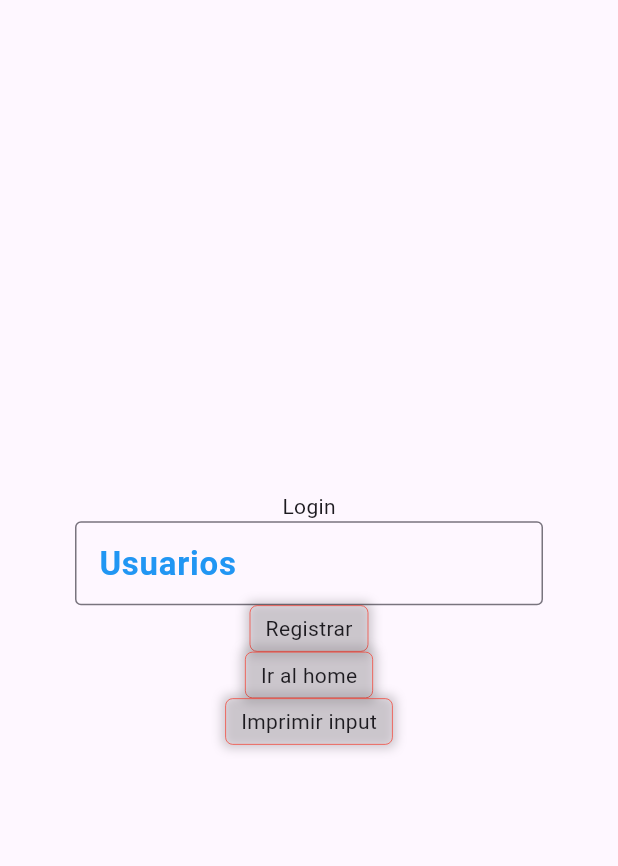
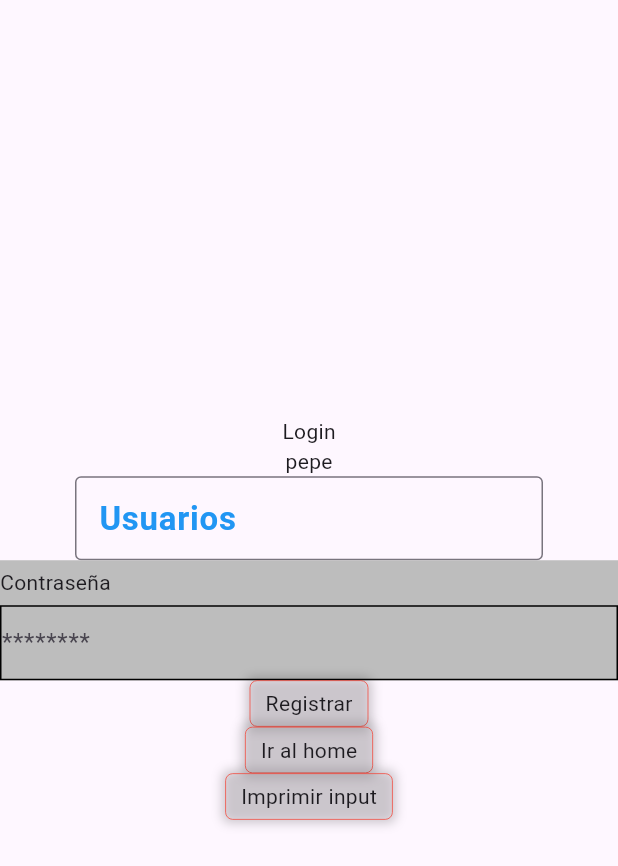
Before and after one commit to clavijo99/Desarrollo-de-aplicaciones-moviles, a Flutter app: the screen it shows after launch, after a tap on "Imprimir input", on a phone screen of 412 x 824 dp. Shown: the top 866 px of the screen. Run offline on Flutter 3.47's test engine with Material 3 defaults, Android fonts, the phone set to English and light mode, and no system bars.

Commit message:
feat: Implement LoginProvider for managing login state and user input

```diff
--- a/Flutter/navegacion/lib/main.dart
+++ b/Flutter/navegacion/lib/main.dart
@@ -21,7 +21,7 @@ class MainApp extends StatelessWidget {
       initialRoute: '/',
       routes: {
          '/': (context) => SplashScreen(),
-         '/login-screen': (context) => LoginScreen(),
+         '/login-screen': (context) => LoginScreen.init(context),
          '/register-screen': (context) => RegisterScreen(),
          '/layout-screen': (context) => LayoutScreen()
         // ...mainRoutes(context),
--- a/Flutter/navegacion/lib/pages/login.dart
+++ b/Flutter/navegacion/lib/pages/login.dart
@@ -1,10 +1,19 @@
 import 'package:flutter/material.dart';
 import 'package:navegacion/pages/layout.dart';
 import 'package:navegacion/pages/register.dart';
+import 'package:navegacion/providers/login_provider.dart';
 import 'package:navegacion/widgets/buttonCustom.dart';
+import 'package:provider/provider.dart';
 
 class LoginScreen extends StatefulWidget {
-  const LoginScreen({super.key});
+  const LoginScreen._();
+
+  static Widget init(BuildContext context) {
+    return ChangeNotifierProvider(
+      create: (_) => LoginProvider(),
+      builder: (_, __) => LoginScreen._(),
+    );
+  }
 
   @override
   State<LoginScreen> createState() => _LoginScreenState();
@@ -15,6 +24,10 @@ class _LoginScreenState extends State<LoginScreen> {
 
   @override
   Widget build(BuildContext context) {
+
+    final loginProvider = Provider.of<LoginProvider>(context);
+
+
     return Scaffold(
       body: Center(
         child: Column(
@@ -22,6 +35,7 @@ class _LoginScreenState extends State<LoginScreen> {
           crossAxisAlignment: CrossAxisAlignment.center,
           children: [
             Text('Login'),
+            Text(loginProvider.nombre),
             Padding(
               padding: const EdgeInsets.symmetric(horizontal: 50),
               child: TextField(
@@ -50,7 +64,33 @@ class _LoginScreenState extends State<LoginScreen> {
                 onChanged: (value) {
                   print(value);
                 },
-                controller: email,
+                controller: loginProvider.email,
+              ),
+            ),
+
+            Container(
+              height: 80,
+              width: double.infinity,
+              decoration: BoxDecoration(color: Colors.grey[400]),
+              child: Column(
+                mainAxisAlignment: MainAxisAlignment.start,
+                crossAxisAlignment: CrossAxisAlignment.start,
+                children: [
+                  Padding(
+                    padding: const EdgeInsets.symmetric(vertical: 5),
+                    child: Text('Contraseña'),
+                  ),
+                  Container(
+                    decoration: BoxDecoration(border: Border.all()),
+                    child: TextField(
+                      decoration: InputDecoration(
+                        hintText: '********',
+                        border: InputBorder.none,
+                      ),
+                      controller: loginProvider.password,
+                    ),
+                  ),
+                ],
               ),
             ),
             ButtonCustom(
@@ -82,6 +122,7 @@ class _LoginScreenState extends State<LoginScreen> {
                 // ).push(MaterialPageRoute(builder: (_) => LayoutScreen()));
 
                 print(email.text);
+                loginProvider.actualizar();
               },
             ),
           ],
--- /dev/null
+++ b/Flutter/navegacion/lib/providers/login_provider.dart
@@ -0,0 +1,14 @@
+import 'package:flutter/material.dart';
+
+class LoginProvider with ChangeNotifier {
+  final TextEditingController email = TextEditingController();
+  final TextEditingController password = TextEditingController();
+
+  String nombre = 'juan';
+
+
+  void actualizar(){
+    nombre = 'pepe';
+    notifyListeners();
+  }
+}
--- a/Flutter/navegacion/pubspec.yaml
+++ b/Flutter/navegacion/pubspec.yaml
@@ -9,6 +9,7 @@ environment:
 dependencies:
   flutter:
     sdk: flutter
+  provider: ^6.1.5+1
 
 dev_dependencies:
   flutter_test:
```
Also changed, not shown: Flutter/Talleres/elementos_basicos_y_aliniacion/pubspec.lock, Flutter/flutter_application_1/pubspec.lock, Flutter/navegacion/pubspec.lock, Flutter/navegacion_rutas/pubspec.lock, evaluaciones/quiz_1/pubspec.lock.
